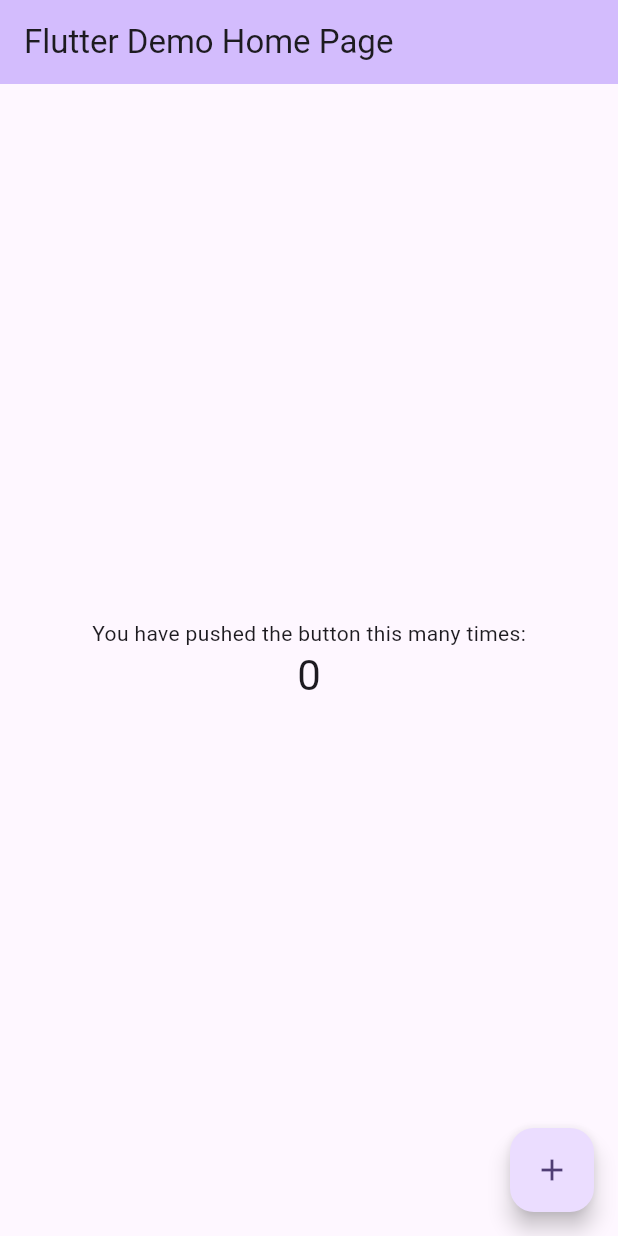
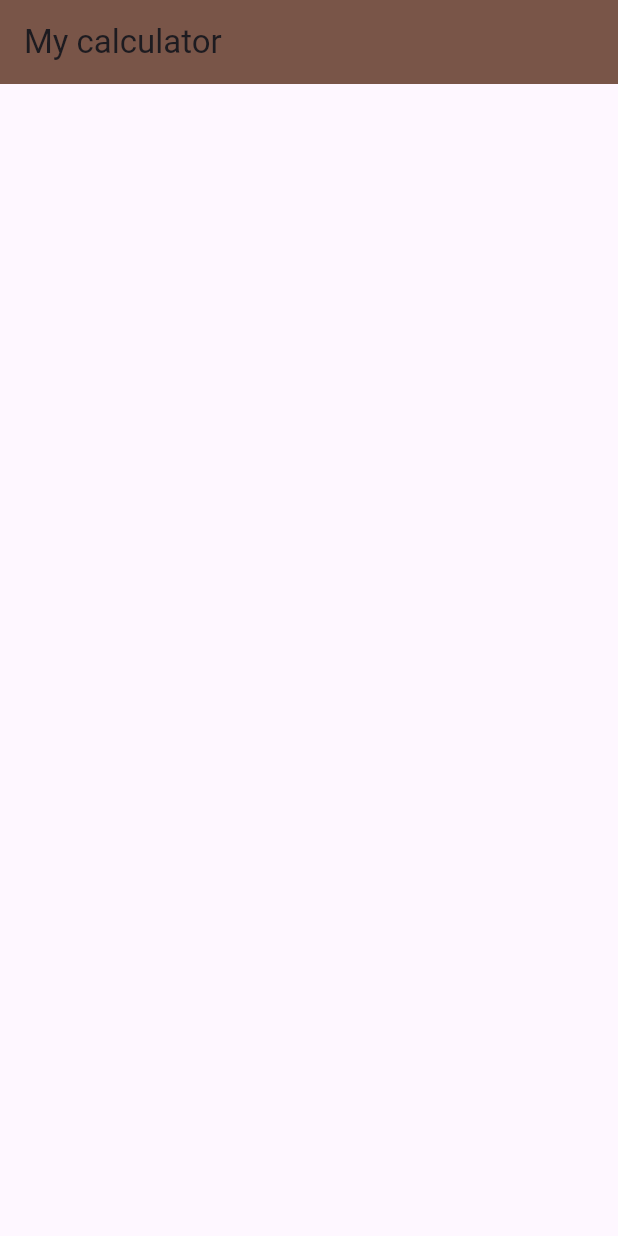
Before and after one commit to Brenda309/calculator, a Flutter app: the screen it shows after launch, on a phone screen of 412 x 824 dp. Run offline on Flutter 3.47's test engine with Material 3 defaults, Android fonts, the phone set to English and light mode, and no system bars.

Commit message:
Add appbar.

```diff
--- a/lib/main.dart
+++ b/lib/main.dart
@@ -1,4 +1,5 @@
 import 'package:flutter/material.dart';
+
 
 void main() {
   runApp(const MyApp());
@@ -11,27 +12,12 @@ class MyApp extends StatelessWidget {
   @override
   Widget build(BuildContext context) {
     return MaterialApp(
-      title: 'Flutter Demo',
+      title: 'calculator',
+      debugShowCheckedModeBanner: false,
       theme: ThemeData(
-        // This is the theme of your application.
-        //
-        // TRY THIS: Try running your application with "flutter run". You'll see
-        // the application has a purple toolbar. Then, without quitting the app,
-        // try changing the seedColor in the colorScheme below to Colors.green
-        // and then invoke "hot reload" (save your changes or press the "hot
-        // reload" button in a Flutter-supported IDE, or press "r" if you used
-        // the command line to start the app).
-        //
-        // Notice that the counter didn't reset back to zero; the application
-        // state is not lost during the reload. To reset the state, use hot
-        // restart instead.
-        //
-        // This works for code too, not just values: Most code changes can be
-        // tested with just a hot reload.
-        colorScheme: ColorScheme.fromSeed(seedColor: Colors.deepPurple),
-        useMaterial3: true,
+       primarySwatch: Colors.brown
       ),
-      home: const MyHomePage(title: 'Flutter Demo Home Page'),
+      home: const MyHomePage(title: 'My calculator'),
     );
   }
 }
@@ -39,87 +25,36 @@ class MyApp extends StatelessWidget {
 class MyHomePage extends StatefulWidget {
   const MyHomePage({super.key, required this.title});
 
-  // This widget is the home page of your application. It is stateful, meaning
-  // that it has a State object (defined below) that contains fields that affect
-  // how it looks.
-
-  // This class is the configuration for the state. It holds the values (in this
-  // case the title) provided by the parent (in this case the App widget) and
-  // used by the build method of the State. Fields in a Widget subclass are
-  // always marked "final".
-
   final String title;
 
   @override
   State<MyHomePage> createState() => _MyHomePageState();
 }
+buttonPressed(){
 
+}
+// () buildingButton(){
+//   return (
+//   );
+// }
 class _MyHomePageState extends State<MyHomePage> {
-  int _counter = 0;
-
-  void _incrementCounter() {
-    setState(() {
-      // This call to setState tells the Flutter framework that something has
-      // changed in this State, which causes it to rerun the build method below
-      // so that the display can reflect the updated values. If we changed
-      // _counter without calling setState(), then the build method would not be
-      // called again, and so nothing would appear to happen.
-      _counter++;
-    });
-  }
-
   @override
-  Widget build(BuildContext context) {
-    // This method is rerun every time setState is called, for instance as done
-    // by the _incrementCounter method above.
-    //
-    // The Flutter framework has been optimized to make rerunning build methods
-    // fast, so that you can just rebuild anything that needs updating rather
-    // than having to individually change instances of widgets.
+Widget build (BuildContext context){
   return Scaffold(
     appBar: AppBar(
-        // TRY THIS: Try changing the color here to a specific color (to
-        // Colors.amber, perhaps?) and trigger a hot reload to see the AppBar
-        // change color while the other colors stay the same.
-        backgroundColor: Theme.of(context).colorScheme.inversePrimary,
-        // Here we take the value from the MyHomePage object that was created by
-        // the App.build method, and use it to set our appbar title.
-        title: Text(widget.title),
+      title: new Text(widget.title),
+       backgroundColor: Colors.brown,
     ),
-      body: Center(
-        // Center is a layout widget. It takes a single child and positions it
-        // in the middle of the parent.
+    body: Container(
       child: Column(
-          // Column is also a layout widget. It takes a list of children and
-          // arranges them vertically. By default, it sizes itself to fit its
-          // children horizontally, and tries to be as tall as its parent.
-          //
-          // Column has various properties to control how it sizes itself and
-          // how it positions its children. Here we use mainAxisAlignment to
-          // center the children vertically; the main axis here is the vertical
-          // axis because Columns are vertical (the cross axis would be
-          // horizontal).
-          //
-          // TRY THIS: Invoke "debug painting" (choose the "Toggle Debug Paint"
-          // action in the IDE, or press "p" in the console), to see the
-          // wireframe for each widget.
-          mainAxisAlignment: MainAxisAlignment.center,
         children: <Widget>[
-            const Text(
-              'You have pushed the button this many times:',
-            ),
-            Text(
-              '$_counter',
-              style: Theme.of(context).textTheme.headlineMedium,
-            ),
+          Container(
+            alignment: Alignment.centerRight,
+            padding: EdgeInsets.symmetric(vertical: 24.0, horizontal:12.0),
+          )
         ],
-        ),
-      ),
-      floatingActionButton: FloatingActionButton(
-        onPressed: _incrementCounter,
-        tooltip: 'Increment',
-        child: const Icon(Icons.add),
-      ), // This trailing comma makes auto-formatting nicer for build methods.
+      )
+    )
   );
 }
 }
```
Also changed, not shown: pubspec.yaml (line endings or trailing spaces). Lines whose indentation alone changed are shown as unchanged.
